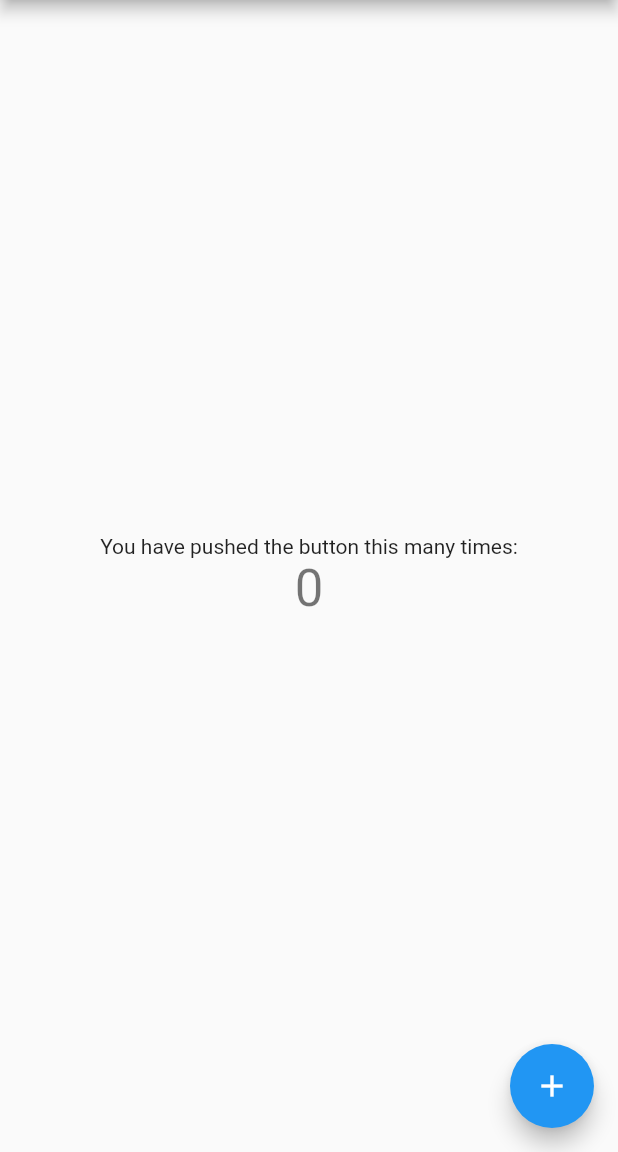
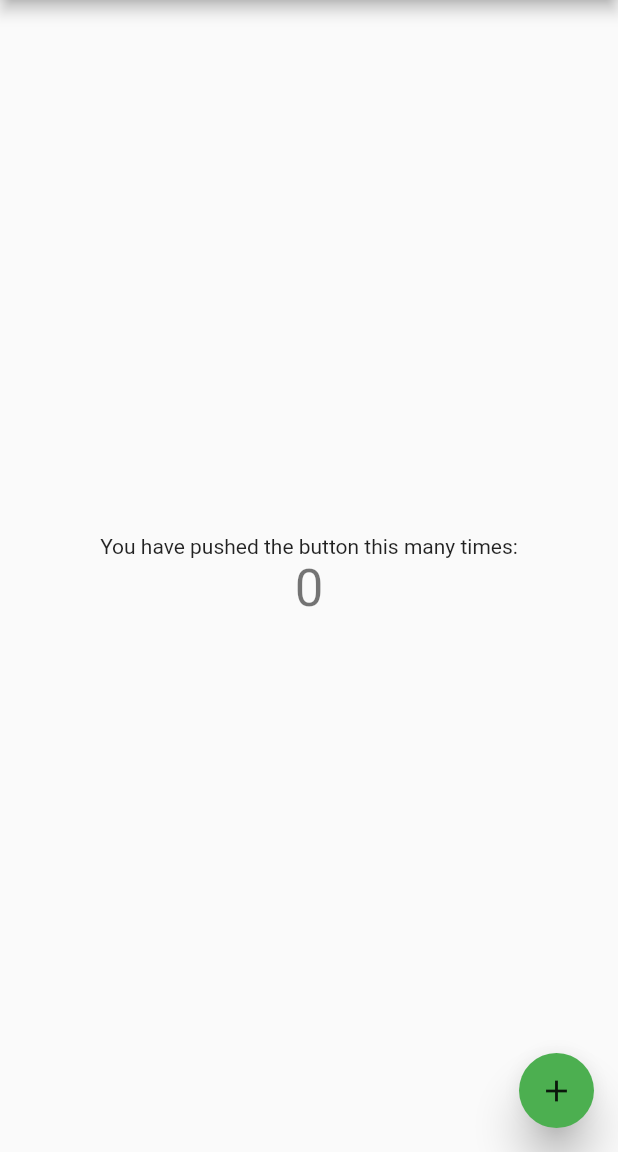
Before and after one commit to FlutterDevs/demo_floating-button_widget, a Flutter app: the screen it shows after launch, on a phone screen of 412 x 824 dp, the part 84-1236 px from its top. Run offline on Flutter 3.47's test engine with Material 2 defaults, Android fonts, the phone set to English and light mode, and no system bars.

Commit message:
add vscode run task; added MyButton

```diff
--- a/lib/main.dart
+++ b/lib/main.dart
@@ -3,20 +3,11 @@ import 'package:flutter/material.dart';
 void main() => runApp(new MyApp());
 
 class MyApp extends StatelessWidget {
-  // This widget is the root of your application.
   @override
   Widget build(BuildContext context) {
     return new MaterialApp(
       title: 'Flutter Demo',
       theme: new ThemeData(
-        // This is the theme of your application.
-        //
-        // Try running your application with "flutter run". You'll see the
-        // application has a blue toolbar. Then, without quitting the app, try
-        // changing the primarySwatch below to Colors.green and then invoke
-        // "hot reload" (press "r" in the console where you ran "flutter run",
-        // or press Run > Flutter Hot Reload in IntelliJ). Notice that the
-        // counter didn't reset back to zero; the application is not restarted.
         primarySwatch: Colors.blue,
       ),
       home: new MyHomePage(title: 'Flutter Demo Home Page'),
@@ -26,16 +17,6 @@ class MyApp extends StatelessWidget {
 
 class MyHomePage extends StatefulWidget {
   MyHomePage({Key key, this.title}) : super(key: key);
-
-  // This widget is the home page of your application. It is stateful, meaning
-  // that it has a State object (defined below) that contains fields that affect
-  // how it looks.
-
-  // This class is the configuration for the state. It holds the values (in this
-  // case the title) provided by the parent (in this case the App widget) and
-  // used by the build method of the State. Fields in a Widget subclass are
-  // always marked "final".
-
   final String title;
 
   @override
@@ -47,46 +28,18 @@ class _MyHomePageState extends State<MyHomePage> {
 
   void _incrementCounter() {
     setState(() {
-      // This call to setState tells the Flutter framework that something has
-      // changed in this State, which causes it to rerun the build method below
-      // so that the display can reflect the updated values. If we changed
-      // _counter without calling setState(), then the build method would not be
-      // called again, and so nothing would appear to happen.
       _counter++;
     });
   }
 
   @override
   Widget build(BuildContext context) {
-    // This method is rerun every time setState is called, for instance as done
-    // by the _incrementCounter method above.
-    //
-    // The Flutter framework has been optimized to make rerunning build methods
-    // fast, so that you can just rebuild anything that needs updating rather
-    // than having to individually change instances of widgets.
     return new Scaffold(
       appBar: new AppBar(
-        // Here we take the value from the MyHomePage object that was created by
-        // the App.build method, and use it to set our appbar title.
         title: new Text(widget.title),
       ),
       body: new Center(
-        // Center is a layout widget. It takes a single child and positions it
-        // in the middle of the parent.
         child: new Column(
-          // Column is also layout widget. It takes a list of children and
-          // arranges them vertically. By default, it sizes itself to fit its
-          // children horizontally, and tries to be as tall as its parent.
-          //
-          // Invoke "debug paint" (press "p" in the console where you ran
-          // "flutter run", or select "Toggle Debug Paint" from the Flutter tool
-          // window in IntelliJ) to see the wireframe for each widget.
-          //
-          // Column has various properties to control how it sizes itself and
-          // how it positions its children. Here we use mainAxisAlignment to
-          // center the children vertically; the main axis here is the vertical
-          // axis because Columns are vertical (the cross axis would be
-          // horizontal).
           mainAxisAlignment: MainAxisAlignment.center,
           children: <Widget>[
             new Text(
@@ -99,11 +52,32 @@ class _MyHomePageState extends State<MyHomePage> {
           ],
         ),
       ),
-      floatingActionButton: new FloatingActionButton(
-        onPressed: _incrementCounter,
-        tooltip: 'Increment',
-        child: new Icon(Icons.add),
-      ), // This trailing comma makes auto-formatting nicer for build methods.
+      floatingActionButton: MyButton(_incrementCounter, new Icon(Icons.add)),
+      // floatingActionButton: new FloatingActionButton(
+      //   onPressed: _incrementCounter,
+      //   tooltip: 'Increment',
+      //   child: new Icon(Icons.add),
+      // ), // This trailing comma makes auto-formatting nicer for build methods.
     );
   }
 }
+
+// Creating a Floating Action Button widget here
+class MyButton extends StatelessWidget {
+  final VoidCallback onPressed;
+  final Widget child;
+  MyButton(this.onPressed, this.child);
+
+  @override
+  Widget build(BuildContext context) {
+    return Material(
+      type: MaterialType.circle,
+      elevation: 12.0,
+      color: Colors.green,
+      child: InkWell(
+        onTap: onPressed,
+        child: Container( width: 50.0, height: 50.0, child:child),
+      ),
+    );
+  }
+}
```
